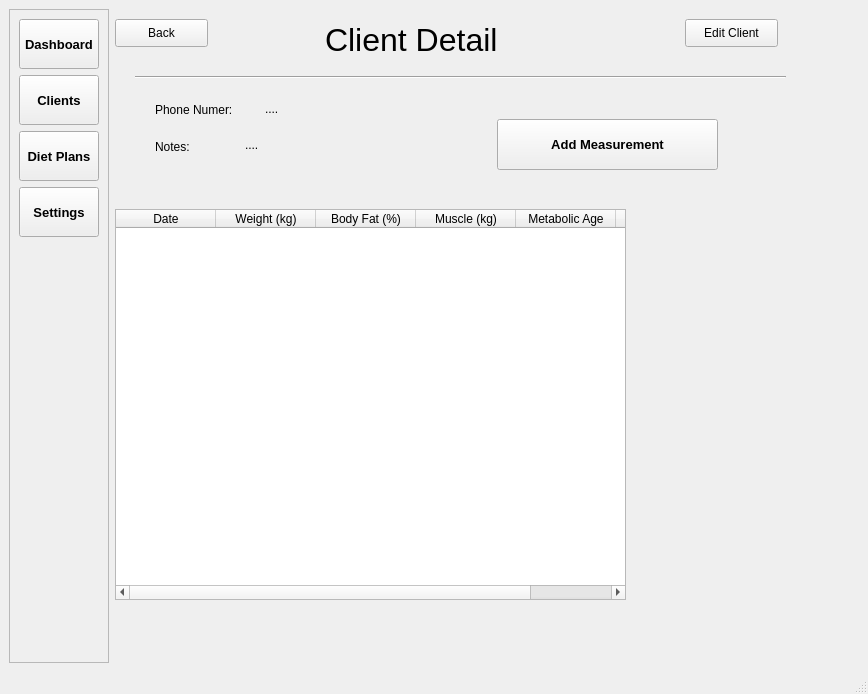
Before: the Qt Designer form app/views/main_window.ui in cavide-dev/dietitian-client-tracker, drawn with Qt 5.
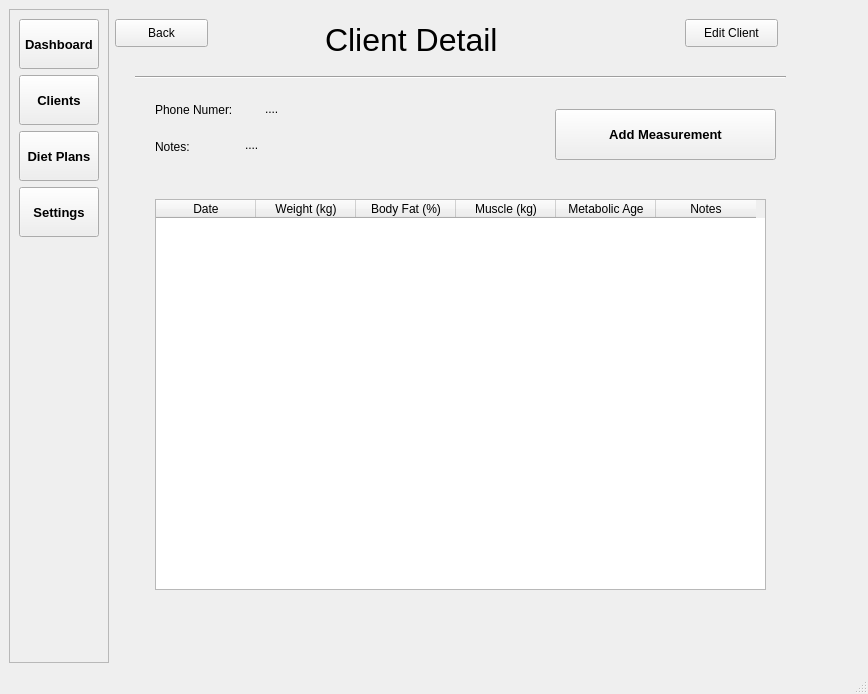
After: the same form once the commit is applied.

Commit message: feat: adjust layout of measurement button and table for improved UI

Diff of the .ui file:
```diff
--- a/app/views/main_window.ui
+++ b/app/views/main_window.ui
@@ -311,8 +311,8 @@
        <widget class="QPushButton" name="btn_add_measurement">
         <property name="geometry">
          <rect>
-          <x>382</x>
-          <y>110</y>
+          <x>440</x>
+          <y>100</y>
           <width>221</width>
           <height>51</height>
          </rect>
@@ -334,9 +334,9 @@
        <widget class="QTableWidget" name="table_measurements">
         <property name="geometry">
          <rect>
-          <x>0</x>
-          <y>200</y>
-          <width>511</width>
+          <x>40</x>
+          <y>190</y>
+          <width>611</width>
           <height>391</height>
          </rect>
         </property>
```
